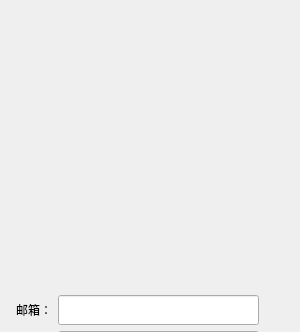
Old version of the form client/uschat/logindialog.ui in the repository Tao-Zzzz/UsChat; both pictures show x 0 to 300 and y 0 to 332 of the 300 by 500 pixel window.
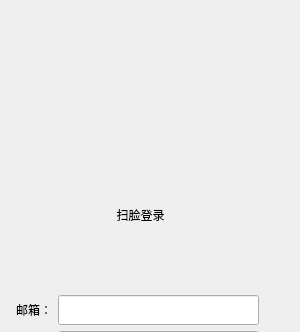
New version of the form. Custom widgets are drawn as their Qt base class.

Commit message: add face login

```diff
--- a/client/uschat/logindialog.ui
+++ b/client/uschat/logindialog.ui
@@ -75,14 +75,14 @@
          <widget class="QLabel" name="head_label">
           <property name="minimumSize">
            <size>
-            <width>200</width>
-            <height>200</height>
+            <width>100</width>
+            <height>100</height>
            </size>
           </property>
           <property name="maximumSize">
            <size>
-            <width>200</width>
-            <height>200</height>
+            <width>100</width>
+            <height>100</height>
            </size>
           </property>
           <property name="text">
@@ -90,6 +90,13 @@
           </property>
          </widget>
         </item>
+        <item row="2" column="0">
+         <widget class="ClickedLabel" name="face_label">
+          <property name="text">
+           <string>     扫脸登录</string>
+          </property>
+         </widget>
+        </item>
        </layout>
       </widget>
      </item>
```
Left out of the diff: 26 changed lines with no effect on the pictures. The commit also changes 26 other files.
